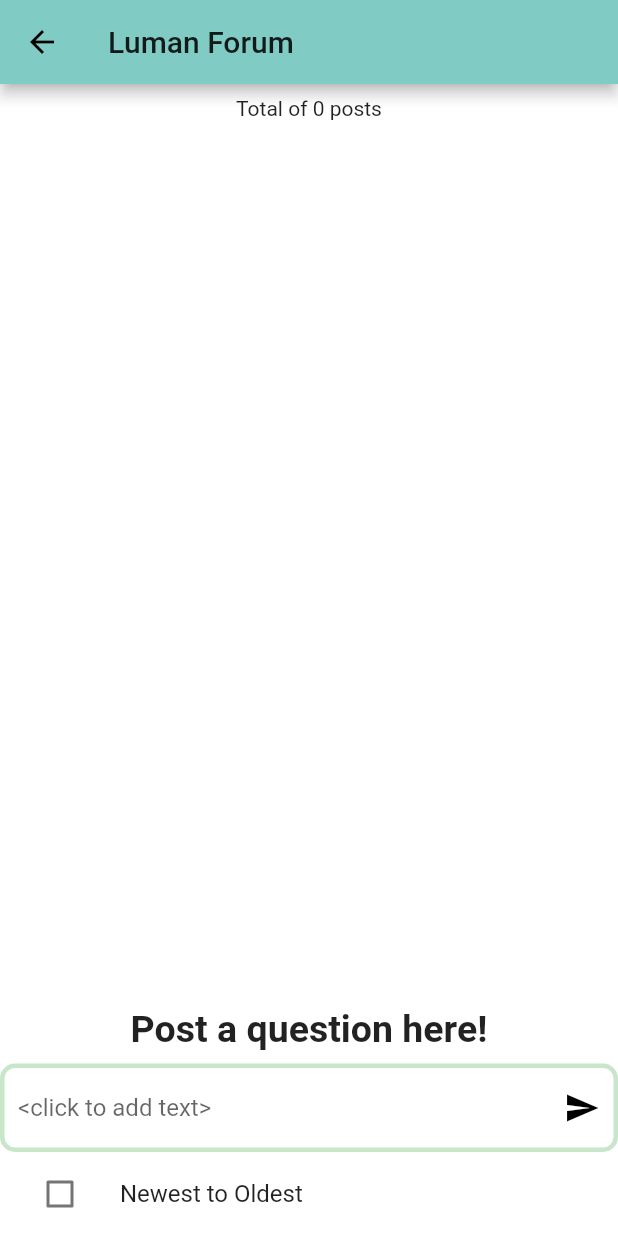
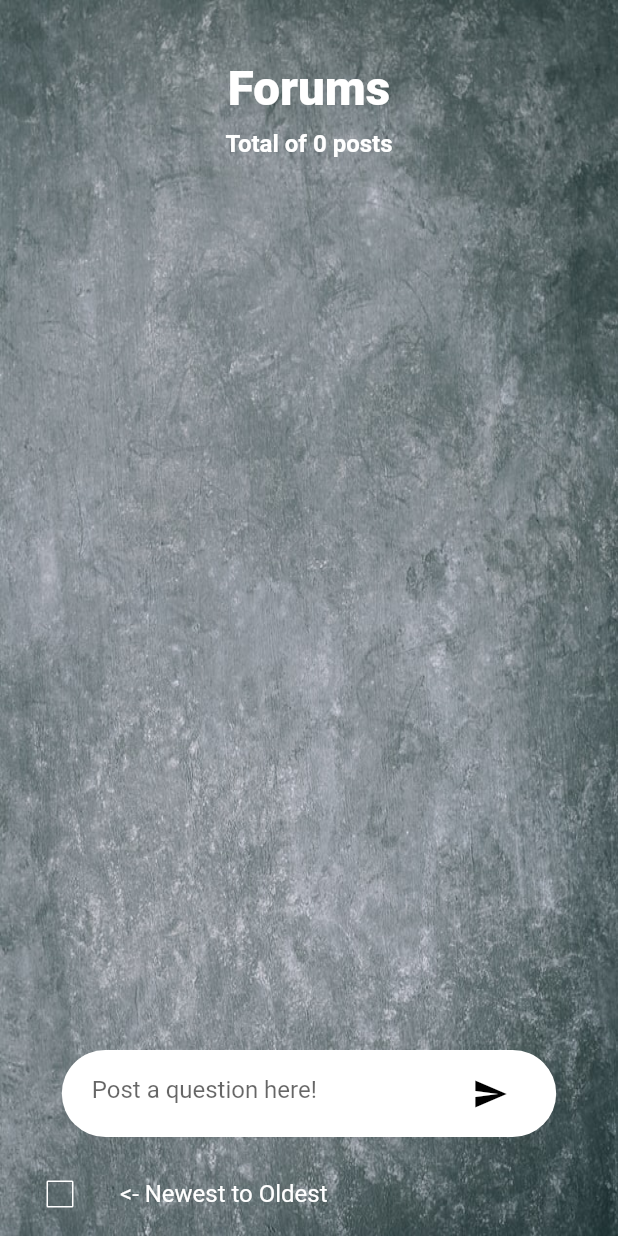
Before and after one commit to JJunHan/Luman, a Flutter app: the Forums screen opened directly with empty values, on a phone screen of 412 x 824 dp. Run offline on Flutter 3.47's test engine with Material 2 defaults, Android fonts, the phone set to English and light mode, and no system bars; drawn by our look-alikes of firebase_database; our stand-ins replace firebase_auth, firebase_core, flutter_svg; missing offline and left inert: dart:ffi, toggle_bar; accounts and stored records are empty; Roboto replaces fonts that are missing (open sans).

Commit message:
changed forum design

```diff
--- /dev/null
+++ b/luman/lib/Backgrounds/forumsbg.dart
@@ -0,0 +1,42 @@
+import 'package:flutter/material.dart';
+import 'package:luman/constants.dart';
+
+class Background extends StatelessWidget {
+  final Widget child;
+
+  const Background({
+    Key? key,
+    required this.child,
+  }) : super(key: key);
+
+  @override
+  Widget build(BuildContext context) {
+    Size size = MediaQuery.of(context).size;
+    return Container(
+      height: size.height,
+      width: double.infinity,
+      child: Stack(
+        alignment: Alignment.topLeft, // FOR THE TEXT
+        children: <Widget>[
+          Positioned(
+            child: Image.asset(
+              "assets/images/forumbg.jpg", // Background image is here checking if lightmode is activated
+              width: size.width,
+              height: size.height,
+              fit: BoxFit.fill,
+            ),
+          ),
+          /*Positioned(
+            bottom: 0,
+            left: 0,
+            child: Image.asset(
+              "assets/images/test.png",
+              width: size.width * 0.2,
+            ),
+          ), */
+          child,
+        ],
+      ),
+    );
+  }
+}
--- a/luman/lib/Individual/forums.dart
+++ b/luman/lib/Individual/forums.dart
@@ -1,7 +1,9 @@
 import 'package:firebase_database/firebase_database.dart';
 import 'package:firebase_database/ui/firebase_animated_list.dart';
 import 'package:flutter/material.dart';
+import 'package:luman/Backgrounds/forumsbg.dart';
 import 'package:luman/Individual/quizentry.dart';
+import 'package:luman/Welcome/text_field.dart';
 import 'dart:async';
 import 'dart:convert';
 import 'package:luman/message_model.dart';
@@ -173,17 +175,38 @@ class ForumsState extends State<Forums> {
     Size size = MediaQuery.of(context).size;
     return Scaffold(
       backgroundColor: Colors.white,
+      /*
       appBar: AppBar(
         backgroundColor: darkgreengrey4,
         title: Text(
           'Luman Forum',
         ),
       ),
-      body: Column(
+      */
+      body: Background(
+        child: Column(
           children: <Widget>[
+            SizedBox(height: size.height * 0.05),
+            Text(
+              "Forums",
+              style: TextStyle(
+                fontFamily: "open sans",
+                fontSize: size.width / 13,
+                color: Colors.white,
+                fontWeight: FontWeight.w800,
+              ),
+            ),
             SizedBox(height: size.height * 0.01),
             _error == null
-              ? Text('Total of $_counter post${_counter == 1 ? '' : 's'}')
+                ? Text(
+                    'Total of $_counter post${_counter == 1 ? '' : 's'}',
+                    style: TextStyle(
+                      fontFamily: "open sans",
+                      fontSize: 16,
+                      color: Colors.white,
+                      fontWeight: FontWeight.bold,
+                    ),
+                  )
                 : Text(
                     'Error retrieving button tap count:\n${_error!.message}',
                   ),
@@ -212,7 +235,10 @@ class ForumsState extends State<Forums> {
                         children: <Widget>[
                           InkWell(
                             splashColor: Colors.white,
-                          child: Icon(Icons.edit),
+                            child: Icon(
+                              Icons.edit,
+                              color: Colors.white,
+                            ),
                             onTap: () async {
                               //_messagesRef.child(snapshot.key!).remove();
                               //_decrement();
@@ -220,17 +246,21 @@ class ForumsState extends State<Forums> {
                                 postcontroller.text = "";
                                 ScaffoldMessenger.of(context).showSnackBar(
                                     SnackBar(
-                                      content:
-                                          Text('You are unable to edit this')));
+                                        content: Text(
+                                            'You are unable to edit this')));
                               } else {
-                              postcontroller.text =
-                                  snapshot.value['Post']['Content'].toString();
+                                postcontroller.text = snapshot.value['Post']
+                                        ['Content']
+                                    .toString();
                               }
                             },
                           ),
                           InkWell(
                             splashColor: Colors.white,
-                          child: Icon(Icons.reply),
+                            child: Icon(
+                              Icons.reply,
+                              color: Colors.white,
+                            ),
                             onTap: () async {
                               //_messagesRef.child(snapshot.key!).remove();
                               //_decrement();
@@ -257,7 +287,10 @@ class ForumsState extends State<Forums> {
                           ),
                           InkWell(
                             splashColor: Colors.white,
-                          child: Icon(Icons.delete),
+                            child: Icon(
+                              Icons.delete,
+                              color: Colors.white,
+                            ),
                             onTap: () async {
                               //print(snapshot.key == _counter.toString());
                               if (snapshot.value['Post']['User'] != _user) {
@@ -278,9 +311,9 @@ class ForumsState extends State<Forums> {
                         //color: Colors.red[100],
                         decoration: BoxDecoration(
                           border: Border.all(
-                          color: pastelGreen,
+                            color: Colors.grey,
                           ),
-                        color: pastelGreen,
+                          color: Colors.grey[200],
                           borderRadius: BorderRadius.all(Radius.circular(20)),
                         ),
                         child: Column(
@@ -344,15 +377,17 @@ class ForumsState extends State<Forums> {
                 },
               ),
             ),
-
+/*
             Text(
               "Post a question here!",
               textAlign: TextAlign.center,
               style: TextStyle(fontSize: 25, fontWeight: FontWeight.bold),
             ),
+            */
             SizedBox(height: size.height * 0.01),
             Form(
               key: _formKey,
+              child: TextFieldContainer(
                 child: TextFormField(
                   validator: (value) {
                     if (value!.isNotEmpty)
@@ -365,27 +400,7 @@ class ForumsState extends State<Forums> {
                   //textAlignVertical: TextAlignVertical.center,
                   textAlign: TextAlign.left,
                   decoration: InputDecoration(
-                //fillColor: Colors.black,
-                focusedBorder: OutlineInputBorder(
-                  borderRadius: BorderRadius.circular(10.0),
-                  borderSide: BorderSide(
-                    color: Colors.blue,
-                  ),
-                ),
-                enabledBorder: OutlineInputBorder(
-                  borderRadius: BorderRadius.circular(10.0),
-                  borderSide: BorderSide(
-                    color: pastelGreen,
-                    width: 3.0,
-                  ),
-                ),
-                border: OutlineInputBorder(
-                  borderRadius: BorderRadius.circular(10.0),
-                  borderSide: BorderSide(
-                    color: Colors.white,
-                    width: 3.0,
-                  ),
-                ),
+                    border: InputBorder.none,
                     suffixIcon: IconButton(
                       color: userIconColor,
                       icon: Icon(
@@ -400,12 +415,16 @@ class ForumsState extends State<Forums> {
                         postcontroller.clear(); //empty the box
                       },
                     ),
-                hintText: "<click to add text>",
+                    hintText: "Post a question here!",
+                  ),
                 ),
               ),
             ),
             ListTile(
               leading: Checkbox(
+                side: BorderSide(color: Colors.white),
+                //checkColor: Colors.yellowAccent, // color of tick Mark
+                //activeColor: Colors.grey,
                 onChanged: (bool? value) {
                   if (value != null) {
                     setState(() {
@@ -415,10 +434,19 @@ class ForumsState extends State<Forums> {
                 },
                 value: _anchorToBottom,
               ),
-            title: const Text('Newest to Oldest'),
+              title: const Text(
+                '<- Newest to Oldest',
+                style: TextStyle(
+                  fontFamily: "open sans",
+                  fontSize: 16,
+                  color: Colors.white,
+                  //fontWeight: FontWeight.bold,
+                ),
+              ),
             ),
             //SizedBox(height: size.height * 0.01),
           ],
+        ),
       ),
       /*
       floatingActionButton: FloatingActionButton(
```
Also changed, not shown: luman/lib/Welcome/forum_field.dart (added, +39 -0 lines), luman/assets/images/forumbg.jpg (added). Lines whose indentation alone changed are shown as unchanged.
